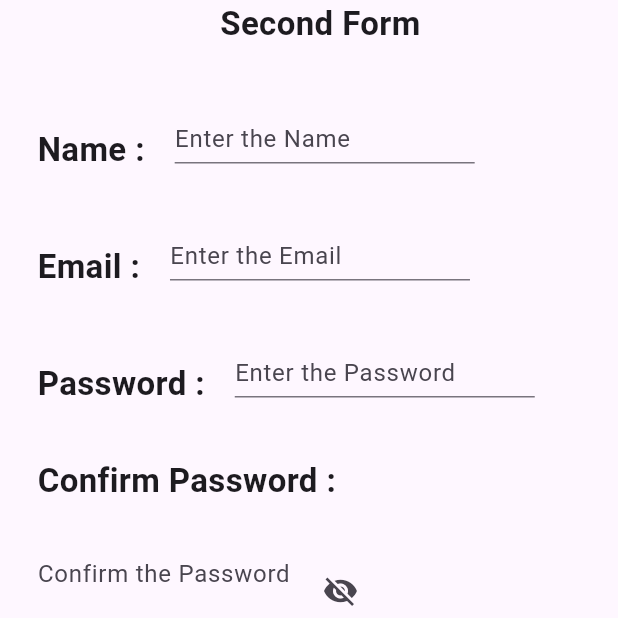
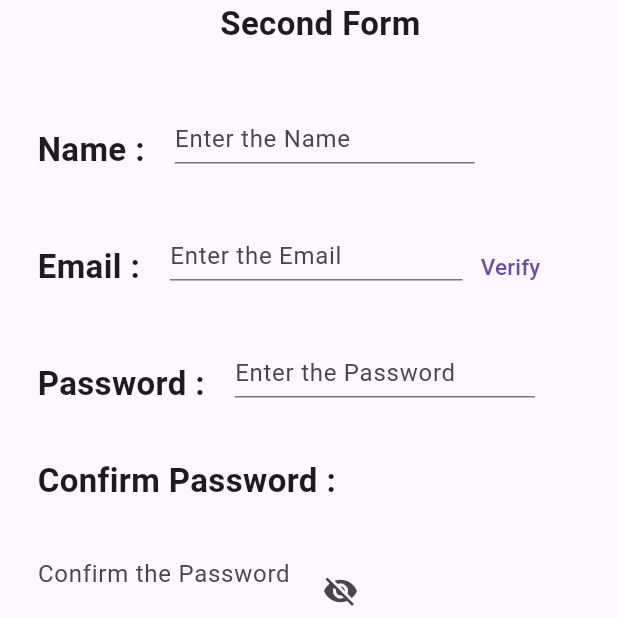
Before and after one commit to SRIJITH11101/Form_Validator, a Flutter app: the screen it shows after launch, on a phone screen of 412 x 824 dp, the top half of it. Run offline on Flutter 3.47's test engine with Material 3 defaults, Android fonts, the phone set to English and light mode, and no system bars; our stand-ins replace cloud_firestore, firebase_core; accounts and stored records are empty.

Commit message:
code commit

```diff
--- a/lib/Screens/formscreen2.dart
+++ b/lib/Screens/formscreen2.dart
@@ -2,6 +2,7 @@ import 'package:flutter/cupertino.dart';
 import 'package:flutter/material.dart';
 import 'package:flutter/widgets.dart';
 import 'package:intl/intl.dart';
+import 'package:task_01/Models/UserApi.dart';
 import 'package:task_01/Validators/validate.dart';
 import 'package:task_01/Widgets/dobFieldWidget.dart';
 import 'package:task_01/Widgets/formWidget.dart';
@@ -24,6 +25,12 @@ class _SecFormScreenState extends State<SecFormScreen> {
     // TODO: implement initState
     super.initState();
   }
+
+  // void getEmail() {
+  //   String email = UserApi().getEmail().toString();
+  //   print(email);
+  //   //return email;
+  // }
 
   Future<void> submitForm(
     BuildContext context,
@@ -295,6 +302,24 @@ class _SecFormScreenState extends State<SecFormScreen> {
               const SizedBox(
                 height: 20,
               ),
+              Center(
+                child: Container(
+                  decoration: BoxDecoration(
+                      borderRadius: BorderRadius.circular(20),
+                      color: Colors.brown[800]),
+                  height: 50,
+                  width: MediaQuery.of(context).size.width / 3,
+                  child: GestureDetector(
+                    child: Center(
+                      child: Text(
+                        'Api call',
+                        style: qStyle.copyWith(color: Colors.white),
+                      ),
+                    ),
+                    onTap: () {},
+                  ),
+                ),
+              ),
             ]),
           ),
         ),
--- a/lib/Widgets/formWidget.dart
+++ b/lib/Widgets/formWidget.dart
@@ -2,6 +2,7 @@ import 'package:flutter/cupertino.dart';
 import 'package:flutter/material.dart';
 import 'package:flutter/rendering.dart';
 import 'package:flutter/widgets.dart';
+import 'package:task_01/Models/UserApi.dart';
 import 'package:task_01/Validators/validate.dart';
 import 'package:task_01/constants.dart';
 
@@ -29,6 +30,7 @@ class _FormWidgetState extends State<FormWidget> {
   String email = "";
   String pass = "";
   bool isPressed = false;
+  bool verified = false;
 
   final regex = RegExp(pattern);
   final passRegex = RegExp(passPattern);
@@ -44,6 +46,7 @@ class _FormWidgetState extends State<FormWidget> {
             crossAxisAlignment: CrossAxisAlignment.start,
             children: [
               Row(
+                //mainAxisAlignment: MainAxisAlignment.center,
                 children: [
                   Text(
                     'Name :',
@@ -91,6 +94,7 @@ class _FormWidgetState extends State<FormWidget> {
                 height: 20,
               ),
               Row(
+                //mainAxisAlignment: MainAxisAlignment.spaceAround,
                 children: [
                   Text(
                     'Email :',
@@ -103,7 +107,7 @@ class _FormWidgetState extends State<FormWidget> {
                     padding: const EdgeInsets.only(top: 18),
                     child: Container(
                       height: 40,
-                      width: 200,
+                      width: 195,
                       child: TextFormField(
                         controller: widget.emailController,
                         decoration: InputDecoration(
@@ -117,21 +121,39 @@ class _FormWidgetState extends State<FormWidget> {
                             return 'Please enter the Email';
                           } else if (!regex.hasMatch(value)) {
                             return 'Invalid Email';
+                          } else if (!verified) {
+                            return 'Verification failed';
                           } else {
                             return null;
                           }
                         },
                         onChanged: (value) {
+                          email = value;
                           if (FormWidget.formKey.currentState!.validate()) {
                             return null;
                           }
                         },
                         onSaved: (newValue) {
                           email = newValue!;
+                          //UserApi().getEmail(email);
                         },
                       ),
                     ),
                   ),
+                  TextButton(
+                      onPressed: () async {
+                        //print(email);
+                        bool ans = await UserApi().getEmail(context, email);
+                        setState(() {
+                          verified = ans;
+                        });
+                        FormWidget.formKey.currentState!.validate();
+                        print(ans);
+                      },
+                      child: Text(
+                        "Verify",
+                        style: TextStyle(fontSize: 15),
+                      ))
                 ],
               ),
               SizedBox(
@@ -152,6 +174,7 @@ class _FormWidgetState extends State<FormWidget> {
                       height: 40,
                       width: 200,
                       child: TextFormField(
+                        readOnly: !verified,
                         controller: widget.passController,
                         decoration: InputDecoration(
                           hintText: 'Enter the Password',
@@ -160,7 +183,9 @@ class _FormWidgetState extends State<FormWidget> {
                           helperText: ' ',
                         ),
                         validator: (value) {
-                          if (value == null || value.isEmpty) {
+                          if (!verified) {
+                            return 'Verify the Email';
+                          } else if (value == null || value.isEmpty) {
                             return 'Please enter the Password';
                           } else if (!passRegex.hasMatch(value)) {
                             return 'Invalid Password';
@@ -199,6 +224,7 @@ class _FormWidgetState extends State<FormWidget> {
                   height: 70,
                   width: 230,
                   child: TextFormField(
+                    readOnly: !verified,
                     obscureText: isPressed ? false : true,
                     controller: widget.cpassController,
                     decoration: InputDecoration(
@@ -224,7 +250,9 @@ class _FormWidgetState extends State<FormWidget> {
                       hintText: 'Confirm the Password',
                     ),
                     validator: (value) {
-                      if (value == null || value.isEmpty) {
+                      if (!verified) {
+                        return 'Verify the Email';
+                      } else if (value == null || value.isEmpty) {
                         return 'Please enter the Password';
                       } else if (pass != value) {
                         return 'Passwords not matching';
@@ -240,7 +268,7 @@ class _FormWidgetState extends State<FormWidget> {
                     },
                     //onTapOutside: ,
                     onSaved: (newValue) {
-                      email = newValue!;
+                      pass = newValue!;
                     },
                   ),
                 ),
--- a/pubspec.yaml
+++ b/pubspec.yaml
@@ -11,6 +11,7 @@ dependencies:
   firebase_core: ^3.1.0
   flutter:
     sdk: flutter
+  http: ^1.2.1
   intl: ^0.19.0
   uuid: ^4.4.0
 
```
Also changed, not shown: lib/Models/UserApi.dart (added, +29 -0 lines), lib/Screens/fetched_screen.dart (added, +87 -0 lines), lib/Screens/submitscreen.dart (+12 -6 lines), pubspec.lock.
